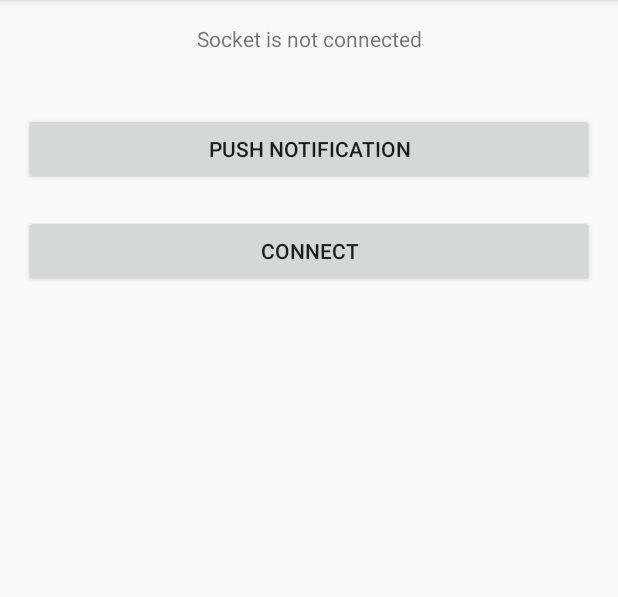
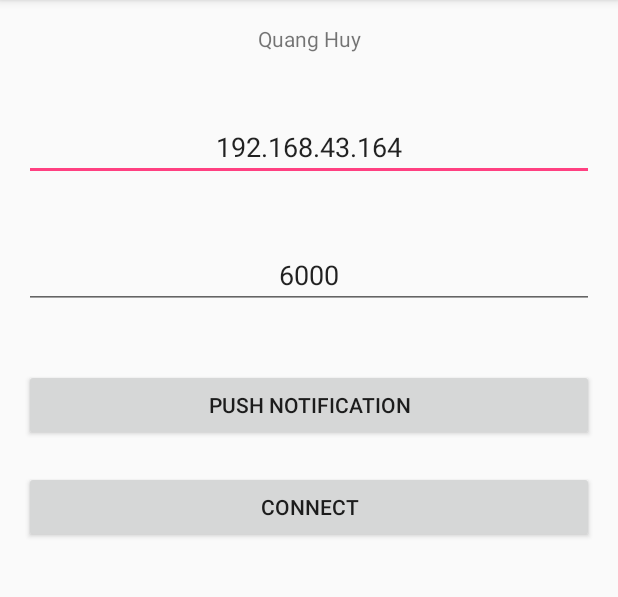
Before and after one commit to huyquangvevo/SocketConnection, an Android app: the screen it shows after launch (MainActivity), after a tap on "PUSH NOTIFICATION", on a phone screen of 412 x 824 dp, the part 84-681 px from its top. Run offline under Robolectric (Android 15) with nearby library versions, the phone set to English and light mode, and no system bars.

Commit message:
Complete Final

```diff
--- a/app/build.gradle
+++ b/app/build.gradle
@@ -25,4 +25,5 @@ dependencies {
     testImplementation 'junit:junit:4.12'
     androidTestImplementation 'com.android.support.test:runner:1.0.2'
     androidTestImplementation 'com.android.support.test.espresso:espresso-core:3.0.2'
+    implementation 'com.github.nkzawa:socket.io-client:0.6.0'
 }
--- a/app/src/main/java/com/example/dell/sensordistance/MainActivity.java
+++ b/app/src/main/java/com/example/dell/sensordistance/MainActivity.java
@@ -8,17 +8,26 @@ import android.support.annotation.RequiresApi;
 import android.support.v4.app.NotificationCompat;
 import android.support.v4.app.NotificationManagerCompat;
 import android.support.v7.app.AppCompatActivity;
+import android.util.Log;
 import android.view.View;
+import android.widget.EditText;
 import android.widget.TextView;
 
+import java.io.BufferedReader;
 import java.io.IOException;
-import java.io.PrintWriter;
+import java.io.InputStreamReader;
 import java.net.Socket;
+
+
 
 public class MainActivity extends AppCompatActivity {
 
     private NotificationManagerCompat notificationManager;
     private TextView textSocket;
+    private EditText ipHost;
+    private  EditText portText;
+    private  int portSocket = 123;
+    private String host = "192.168.43.164";
 
     @Override
     protected void onCreate(Bundle savedInstanceState) {
@@ -27,13 +36,23 @@ public class MainActivity extends AppCompatActivity {
 
         notificationManager = NotificationManagerCompat.from(this);
         textSocket = findViewById(R.id.info_socket);
+        ipHost = findViewById(R.id.ip_host_server);
+        portText = findViewById(R.id.port_host_server);
+        connectToServer(textSocket);
+
     }
 
     @TargetApi(Build.VERSION_CODES.O)
     @RequiresApi(api = Build.VERSION_CODES.O)
     public void sendOnChannel(View v){
+        pushNotification();
+    }
+
+    @TargetApi(Build.VERSION_CODES.O)
+    @RequiresApi(api = Build.VERSION_CODES.O)
+    public void pushNotification(){
         String message = textSocket.getText().toString();
-        String title = new String("Nguyen Quang Huy");
+        String title = new String("Crush đang muốn tiếp cận bạn");
         Notification notification = new Notification.Builder(MainActivity.this)
                 .setChannelId(App.CHANNEL_DISTANCE)
                 .setSmallIcon(R.drawable.ic_drive_eta_black_24dp)
@@ -43,27 +62,40 @@ public class MainActivity extends AppCompatActivity {
                 .build();
 
         notificationManager.notify(1,notification);
-
     }
 
     public  void connectToServer(View v) {
         textSocket.setText(new String("Quang Huy"));
+        host = ipHost.getText().toString();
+        portSocket = Integer.parseInt(String.valueOf(portText.getText()));
+        //textSocket.setText((String) portSocket);
 
         Thread thread = new Thread(new Runnable() {
+            @RequiresApi(api = Build.VERSION_CODES.O)
             @Override
             public void run() {
                 Socket socket = null;
                 try {
-                    socket = new Socket("192.168.0.101",6000);
-                    PrintWriter pw = new PrintWriter(socket.getOutputStream(),true);
-                    textSocket.setText(pw.toString());
+                    socket = new Socket(host,portSocket);
+                    textSocket.setText("Socket is clicked");
+                    if(socket.isConnected()){
+                        textSocket.setText(new String("Connected"));
+                    } else {
+                        textSocket.setText(new String("Not Connected"));
+                    }
+                  //  BufferedReader in = new BufferedReader(new InputStreamReader(socket.getInputStream()));
+                  //  textSocket.setText(in.readLine());
+                    //PrintWriter pw = new PrintWriter(socket.getOutputStream(),true);
+                    while(true) {
+                        BufferedReader inStream = new BufferedReader(new InputStreamReader(socket.getInputStream()));
+                        textSocket.setText(inStream.readLine());
+                        pushNotification();
+                    }
+
+
                 } catch (IOException e) {
+                    Log.e("Loi ket noi",e.getMessage());
                     e.printStackTrace();
-                }
-                if(socket.isConnected()){
-                    textSocket.setText(new String("Connected"));
-                } else {
-                    textSocket.setText(new String("Not Connected"));
                 }
             }
         });
--- a/app/src/main/res/layout/activity_main.xml
+++ b/app/src/main/res/layout/activity_main.xml
@@ -14,6 +14,23 @@
         android:layout_height="wrap_content"
         android:text="Socket is not connected"
         android:textAlignment="center"/>
+
+    <EditText
+        android:id="@+id/ip_host_server"
+        android:layout_width="match_parent"
+        android:layout_height="wrap_content"
+        android:text="192.168.43.164"
+        android:textAlignment="center"
+        android:layout_marginTop="40dp"/>
+
+    <EditText
+        android:id="@+id/port_host_server"
+        android:layout_width="match_parent"
+        android:layout_height="wrap_content"
+        android:text="6000"
+        android:textAlignment="center"
+        android:layout_marginTop="40dp"/>
+
     <Button
         android:layout_width="match_parent"
         android:layout_height="wrap_content"
```
